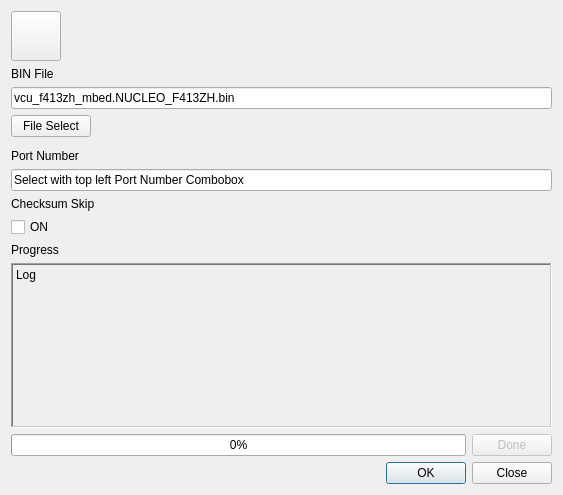
Old version of the form new_UI/V2.0_add_main_and_boardprogram/firmware_ui.ui in the repository dup06087/Ship_Controller_UI.
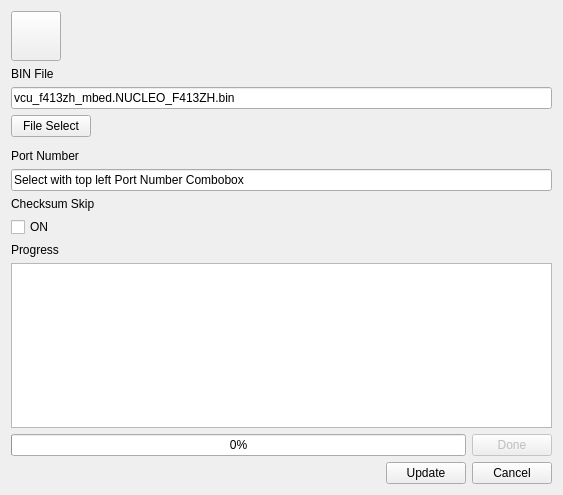
New version of the form. Icons and pictures are not drawn.

Diff of the .ui file:
```diff
--- a/new_UI/V2.0_add_main_and_boardprogram/firmware_ui.ui
+++ b/new_UI/V2.0_add_main_and_boardprogram/firmware_ui.ui
@@ -189,29 +189,7 @@
       </widget>
      </item>
      <item>
-      <widget class="QLabel" name="lbl_log">
-       <property name="sizePolicy">
-        <sizepolicy hsizetype="Preferred" vsizetype="Expanding">
-         <horstretch>0</horstretch>
-         <verstretch>0</verstretch>
-        </sizepolicy>
-       </property>
-       <property name="frameShape">
-        <enum>QFrame::WinPanel</enum>
-       </property>
-       <property name="frameShadow">
-        <enum>QFrame::Sunken</enum>
-       </property>
-       <property name="lineWidth">
-        <number>0</number>
-       </property>
-       <property name="text">
-        <string>Log</string>
-       </property>
-       <property name="alignment">
-        <set>Qt::AlignLeading|Qt::AlignLeft|Qt::AlignTop</set>
-       </property>
-      </widget>
+      <widget class="QTextEdit" name="textedit_log"/>
      </item>
      <item>
       <layout class="QHBoxLayout" name="horizontalLayout_4">
@@ -265,24 +243,16 @@
         </spacer>
        </item>
        <item>
-        <widget class="QDialogButtonBox" name="btn_box">
-         <property name="sizePolicy">
-          <sizepolicy hsizetype="Fixed" vsizetype="Fixed">
-           <horstretch>0</horstretch>
-           <verstretch>0</verstretch>
-          </sizepolicy>
+        <widget class="QPushButton" name="btn_update">
+         <property name="text">
+          <string>Update</string>
          </property>
-         <property name="maximumSize">
-          <size>
-           <width>16777215</width>
-           <height>16777215</height>
-          </size>
-         </property>
-         <property name="standardButtons">
-          <set>QDialogButtonBox::Close|QDialogButtonBox::Ok</set>
-         </property>
-         <property name="centerButtons">
-          <bool>false</bool>
+        </widget>
+       </item>
+       <item>
+        <widget class="QPushButton" name="btn_cancel">
+         <property name="text">
+          <string>Cancel</string>
          </property>
         </widget>
        </item>
```
Left out of the diff: 49 changed lines with no effect on the pictures.
